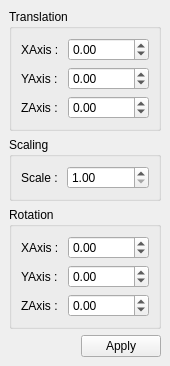
This is Client/Widgets/VolumeTransform.ui in CCSEPBVR/CS-IS-PBVR as Qt 5 draws it before an edit. The edited form follows.
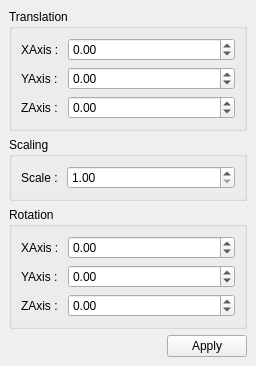
This is the edited form.

What changed in the file:
```diff
--- a/Client/Widgets/VolumeTransform.ui
+++ b/Client/Widgets/VolumeTransform.ui
@@ -114,19 +114,6 @@
       </property>
      </widget>
     </item>
-    <item row="4" column="0">
-     <spacer name="verticalSpacer">
-      <property name="orientation">
-       <enum>Qt::Vertical</enum>
-      </property>
-      <property name="sizeHint" stdset="0">
-       <size>
-        <width>20</width>
-        <height>7</height>
-       </size>
-      </property>
-     </spacer>
-    </item>
     <item row="2" column="0" colspan="2">
      <widget class="QGroupBox" name="rotationGroupBox">
       <property name="title">
@@ -245,6 +232,19 @@
       </layout>
      </widget>
     </item>
+    <item row="4" column="0" colspan="2">
+     <spacer name="verticalSpacer">
+      <property name="orientation">
+       <enum>Qt::Vertical</enum>
+      </property>
+      <property name="sizeHint" stdset="0">
+       <size>
+        <width>238</width>
+        <height>6</height>
+       </size>
+      </property>
+     </spacer>
+    </item>
    </layout>
   </widget>
  </widget>
```
Left out of the diff: 106 changed lines with no effect on the pictures.
